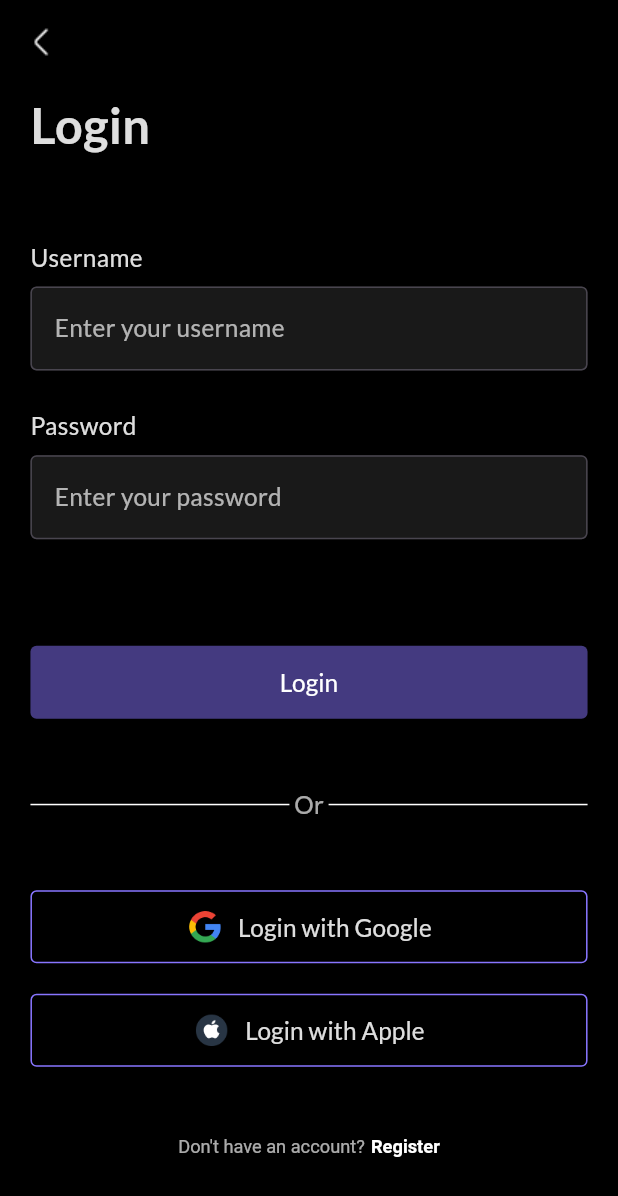
After one commit to ducan2210/todo-app, a Flutter app: the LoginScreen screen opened directly, on a phone screen of 412 x 824 dp. The commit adds this screen. Shown: the top 1196 px of the screen. Run offline on Flutter 3.47's test engine with Material 3 defaults, Android fonts, the phone set to English and light mode, and no system bars; our stand-ins replace bloc, equatable, flutter_bloc, flutter_screenutil, realm, shared_preferences; missing offline and left inert: color_hex, flex_color_picker, flutter_iconpicker; accounts and stored records are empty; generated files the repository leaves out were written again.

Commit message:
make login and create account screen

```diff
--- a/assets/lang/en.json
+++ b/assets/lang/en.json
@@ -9,6 +9,7 @@
     "huySua": "Cancel edit",
     "xacNhan": "Confirm",
     "luu": "Save",
+    "hoac": "Or",
 
 
     "chaoMungDenVoiUpTodo": "Welcome to UpTodo",
@@ -48,5 +49,20 @@
     "thoiGianCongViec": "Task time",
 
     "chinhSuaUuTienCongViec": "Edit task priority",
-    "doUuTien": "Priority level"
+    "doUuTien": "Priority level",
+
+    "tenNguoiDung": "Username",
+    "nhapTenNguoiDung": "Enter your username",
+    "matKhau": "Password",
+    "nhapMatKhau": "Enter your password",
+    "dangNhapBangGG": "Login with Google",
+    "dangNhapBangApple": "Login with Apple",
+    "dangKyBangGG": "Register with Google",
+    "dangKyBangApple": "Register with Apple",
+    "chuaCoTaiKhoan": "Don't have an account?",
+    "daCoTaiKhoan": "Already have an account?",
+    "dangKy": "Register",
+    "xacNhanMatKhau": "Confirm Password",
+    "nhapLaiMatKhau": "Confirm your password"
+
 }
--- a/lib/configs/app_color_config.dart
+++ b/lib/configs/app_color_config.dart
@@ -10,7 +10,9 @@ class AppColorConfig {
   static const Color white = Color(0xFFFFFFFF);
   static const Color accentColor = Color(0xFF8875FF);
   static const Color categoryBackgroundColor = Color(0xFF272727);
+  static const Color darkerGray = Color(0xFF535353);
   static const Color darkGray = Color(0xFF363636);
+  static const Color veryDarkGray = Color(0xFF1D1D1D);
   static const Color category1 = Color(0xFFC9CC41);
   static const Color category2 = Color(0xFF66CC41);
   static const Color category3 = Color(0xFF41CCA7);
--- a/lib/main.dart
+++ b/lib/main.dart
@@ -4,7 +4,8 @@ import 'package:flutter_localizations/flutter_localizations.dart';
 import 'package:flutter_screenutil/flutter_screenutil.dart';
 import 'package:todo_app/blocs/language/language_state.dart';
 import 'package:todo_app/constants/app_localizations.dart';
-import 'package:todo_app/screens/main/main_screen.dart';
+import 'package:todo_app/screens/create_account/create_account_screen.dart';
+import 'package:todo_app/screens/login/login_screen.dart';
 
 import 'blocs/language/language_bloc.dart';
 
@@ -36,7 +37,7 @@ class MyApp extends StatelessWidget {
                 ],
                 debugShowCheckedModeBanner: false,
                 theme: ThemeData(primarySwatch: Colors.blue),
-                home: MainScreen(),
+                home: CreateAccountScreen(),
               );
             },
           );
--- /dev/null
+++ b/lib/screens/login/login_screen.dart
@@ -0,0 +1,309 @@
+import 'package:flutter/gestures.dart';
+import 'package:flutter/material.dart';
+import 'package:todo_app/configs/app_color_config.dart';
+import 'package:todo_app/constants/app_localizations.dart';
+import 'package:todo_app/screens/create_account/create_account_screen.dart';
+import 'package:todo_app/widgets/back_screen_button_widget.dart';
+import 'package:todo_app/widgets/custom_text_widget.dart';
+import 'package:flutter_screenutil/flutter_screenutil.dart';
+
+class LoginScreen extends StatelessWidget {
+  const LoginScreen({super.key});
+
+  @override
+  Widget build(BuildContext context) {
+    return Scaffold(
+      appBar: AppBar(
+        backgroundColor: AppColorConfig.backgroundColor,
+        elevation: 0,
+        leading: BackScreenButtonWidget(),
+      ),
+      backgroundColor: AppColorConfig.backgroundColor,
+      body: SafeArea(
+        child: SingleChildScrollView(
+          padding: EdgeInsets.symmetric(horizontal: 20.sp),
+          child: Column(
+            mainAxisAlignment: MainAxisAlignment.start,
+            crossAxisAlignment: CrossAxisAlignment.start,
+            children: [
+              _buildTitleAndContent(),
+              _buildFormLogin(),
+              _buildLoginButton(),
+              SizedBox(height: 45.sp),
+              _buildOrSplitDivider(),
+              SizedBox(height: 45.sp),
+              _buildMoreLoginOptions(),
+              _buildHaveNotAccountText(context),
+            ],
+          ),
+        ),
+      ),
+    );
+  }
+
+  Widget _buildTitleAndContent() {
+    return Container(
+      margin: EdgeInsets.only(top: 4.sp, bottom: 53.sp),
+      child: Column(
+        mainAxisAlignment: MainAxisAlignment.start,
+
+        children: [
+          CustomTextWidget(
+            text: 'dangNhap',
+            fontSize: 32.sp,
+            fontWeight: FontWeight.bold,
+            color: AppColorConfig.white.withValues(alpha: 0.87),
+            textAlign: TextAlign.center,
+          ),
+        ],
+      ),
+    );
+  }
+
+  Widget _buildFormLogin() {
+    return Form(
+      child: Column(
+        mainAxisAlignment: MainAxisAlignment.start,
+        crossAxisAlignment: CrossAxisAlignment.start,
+        children: [
+          Column(
+            mainAxisAlignment: MainAxisAlignment.start,
+            crossAxisAlignment: CrossAxisAlignment.start,
+            children: [
+              CustomTextWidget(
+                text: 'tenNguoiDung',
+                fontSize: 16.sp,
+                // fontWeight: FontWeight.bold,
+                color: AppColorConfig.white.withValues(alpha: 0.87),
+              ),
+              Container(
+                margin: EdgeInsets.only(top: 8.sp),
+                child: TextFormField(
+                  decoration: InputDecoration(
+                    hint: CustomTextWidget(
+                      text: "nhapTenNguoiDung",
+                      color: AppColorConfig.white.withValues(alpha: 0.67),
+                      fontSize: 16.sp,
+                      textAlign: TextAlign.start,
+                    ),
+                    border: OutlineInputBorder(
+                      borderRadius: BorderRadius.circular(4.sp),
+                      borderSide: BorderSide(color: AppColorConfig.gray),
+                    ),
+                    fillColor: AppColorConfig.darkerGray.withValues(alpha: 0.3),
+                    filled: true,
+                  ),
+                  style: TextStyle(
+                    color: AppColorConfig.white.withValues(alpha: 0.87),
+                    fontSize: 16.sp,
+                  ),
+                ),
+              ),
+            ],
+          ),
+          SizedBox(height: 25.sp),
+          Column(
+            mainAxisAlignment: MainAxisAlignment.start,
+            crossAxisAlignment: CrossAxisAlignment.start,
+            children: [
+              CustomTextWidget(
+                text: 'matKhau',
+                fontSize: 16.sp,
+                // fontWeight: FontWeight.bold,
+                color: AppColorConfig.white.withValues(alpha: 0.87),
+              ),
+              Container(
+                margin: EdgeInsets.only(top: 8.sp),
+                child: TextFormField(
+                  decoration: InputDecoration(
+                    hint: CustomTextWidget(
+                      text: "nhapMatKhau",
+                      color: AppColorConfig.white.withValues(alpha: 0.67),
+                      fontSize: 16.sp,
+                      textAlign: TextAlign.start,
+                    ),
+                    border: OutlineInputBorder(
+                      borderRadius: BorderRadius.circular(4.sp),
+                      borderSide: BorderSide(color: AppColorConfig.gray),
+                    ),
+                    fillColor: AppColorConfig.darkerGray.withValues(alpha: 0.3),
+                    filled: true,
+                  ),
+                  style: TextStyle(
+                    color: AppColorConfig.white.withValues(alpha: 0.87),
+                    fontSize: 16.sp,
+                  ),
+                  obscureText: true,
+                ),
+              ),
+            ],
+          ),
+        ],
+      ),
+    );
+  }
+
+  Widget _buildLoginButton() {
+    return Container(
+      margin: EdgeInsets.only(top: 70.sp),
+      height: 48.sp,
+
+      width: double.infinity,
+      child: ElevatedButton(
+        style: ElevatedButton.styleFrom(
+          backgroundColor: AppColorConfig.accentColor,
+          shape: RoundedRectangleBorder(
+            borderRadius: BorderRadius.circular(4.sp),
+          ),
+          disabledBackgroundColor: AppColorConfig.accentColor.withValues(
+            alpha: 0.5,
+          ),
+        ),
+        onPressed: null,
+        child: CustomTextWidget(
+          text: 'dangNhap',
+          fontSize: 16.sp,
+          color: AppColorConfig.white,
+        ),
+      ),
+    );
+  }
+
+  Widget _buildOrSplitDivider() {
+    return Row(
+      mainAxisAlignment: MainAxisAlignment.spaceAround,
+      crossAxisAlignment: CrossAxisAlignment.center,
+
+      children: [
+        Expanded(
+          child: Container(
+            color: AppColorConfig.white,
+            height: 1.sp,
+            width: double.infinity,
+          ),
+        ),
+        Container(
+          margin: EdgeInsets.symmetric(horizontal: 3.sp),
+          child: CustomTextWidget(
+            text: 'hoac',
+            fontSize: 16.sp,
+            color: AppColorConfig.white.withValues(alpha: 0.67),
+          ),
+        ),
+        Expanded(
+          child: Container(
+            color: AppColorConfig.white,
+            height: 1.sp,
+            width: double.infinity,
+          ),
+        ),
+      ],
+    );
+  }
+
+  Widget _buildMoreLoginOptions() {
+    return Column(
+      children: [
+        SizedBox(
+          height: 48.sp,
+          width: double.infinity,
+          child: OutlinedButton(
+            onPressed: () {},
+            style: OutlinedButton.styleFrom(
+              side: BorderSide(color: AppColorConfig.accentColor, width: 1.sp),
+              shape: RoundedRectangleBorder(
+                borderRadius: BorderRadius.circular(4.sp),
+              ),
+            ),
+            child: Row(
+              mainAxisAlignment: MainAxisAlignment.center,
+              crossAxisAlignment: CrossAxisAlignment.center,
+              children: [
+                Image.asset(
+                  "assets/images/google_icon.png",
+                  width: 24.sp,
+                  height: 24.sp,
+                ),
+                SizedBox(width: 10.sp),
+                CustomTextWidget(
+                  text: 'dangNhapBangGG',
+                  fontSize: 16.sp,
+                  color: AppColorConfig.white.withValues(alpha: 0.87),
+                ),
+              ],
+            ),
+          ),
+        ),
+        SizedBox(height: 20.sp),
+        SizedBox(
+          height: 48.sp,
+          width: double.infinity,
+          child: OutlinedButton(
+            onPressed: () {},
+            style: OutlinedButton.styleFrom(
+              side: BorderSide(color: AppColorConfig.accentColor, width: 1.sp),
+              shape: RoundedRectangleBorder(
+                borderRadius: BorderRadius.circular(4.sp),
+              ),
+            ),
+            child: Row(
+              mainAxisAlignment: MainAxisAlignment.center,
+              crossAxisAlignment: CrossAxisAlignment.center,
+              children: [
+                Image.asset(
+                  "assets/images/apple_icon.png",
+                  width: 24.sp,
+                  height: 24.sp,
+                ),
+                SizedBox(width: 10.sp),
+                CustomTextWidget(
+                  text: 'dangNhapBangApple',
+                  fontSize: 16.sp,
+                  color: AppColorConfig.white.withValues(alpha: 0.87),
+                ),
+              ],
+            ),
+          ),
+        ),
+      ],
+    );
+  }
+
+  Widget _buildHaveNotAccountText(BuildContext context) {
+    return Container(
+      alignment: Alignment.center,
+      margin: EdgeInsets.only(top: 46.sp),
+      child: RichText(
+        text: TextSpan(
+          children: [
+            TextSpan(
+              text: AppLocalizations.of(context).translate("chuaCoTaiKhoan"),
+              style: TextStyle(
+                fontSize: 12.sp,
+                color: AppColorConfig.white.withValues(alpha: 0.67),
+              ),
+            ),
+            WidgetSpan(child: SizedBox(width: 4.sp)),
+            TextSpan(
+              text: AppLocalizations.of(context).translate("dangKy"),
+              style: TextStyle(
+                fontSize: 12.sp,
+                fontWeight: FontWeight.bold,
+                color: AppColorConfig.white,
+              ),
+              recognizer: TapGestureRecognizer()
+                ..onTap = () {
+                  Navigator.push(
+                    context,
+                    MaterialPageRoute(
+                      builder: (context) => const CreateAccountScreen(),
+                    ),
+                  );
+                },
+            ),
+          ],
+        ),
+      ),
+    );
+  }
+}
```
Also changed, not shown: assets/lang/vi.json (+18 -1 lines), lib/screens/create_account/create_account_screen.dart (added, +346 -0 lines), assets/images/2x/apple_icon.png (added), assets/images/2x/google_icon.png (added), assets/images/3x/apple_icon.png (added), assets/images/3x/google_icon.png (added), assets/images/apple_icon.png (added), assets/images/google_icon.png (added).
